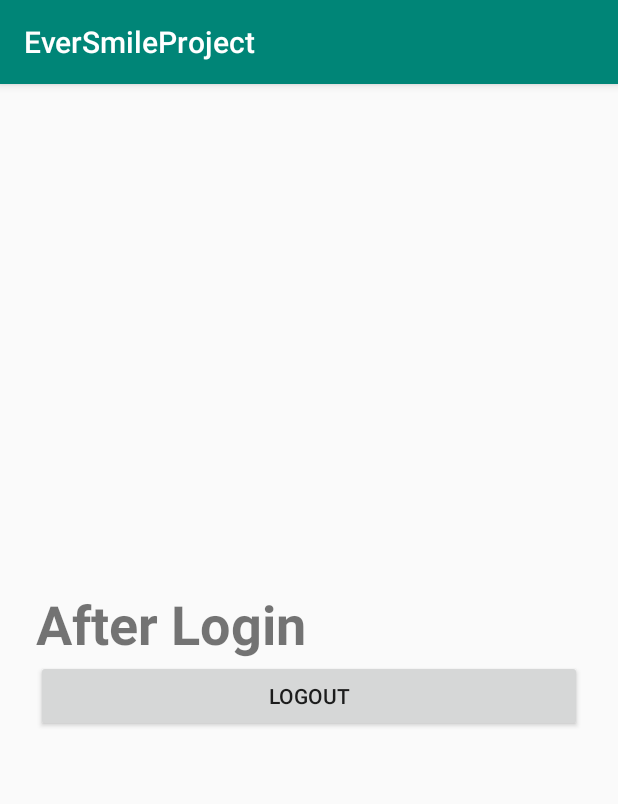
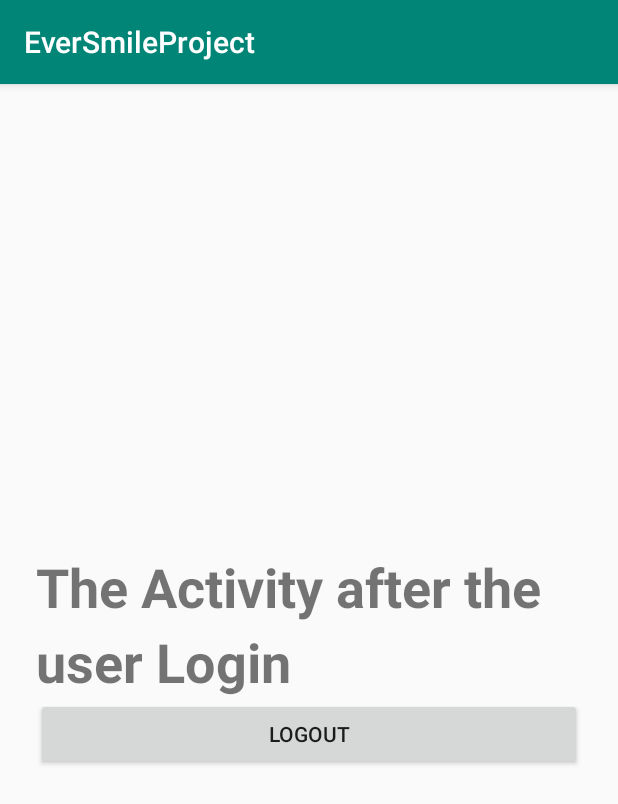
Before and after one commit to zain18/Android-App, an Android app: the screen it shows after launch once a user with an empty profile is signed in (MainActivity), on a phone screen of 412 x 824 dp. Shown: the top 804 px of the screen. Run offline under Robolectric (Android 15) with nearby library versions, the phone set to English and light mode, and no system bars; our stand-ins replace Firebase (no records; nobody signed in at launch, a user with empty details on screens opened directly).

Commit message:
updated code

```diff
--- a/app/build.gradle
+++ b/app/build.gradle
@@ -27,7 +27,9 @@ dependencies {
     implementation 'com.google.firebase:firebase-auth:16.0.1'
     implementation 'com.google.firebase:firebase-database:16.0.1'
     implementation 'com.google.android.gms:play-services-auth:15.0.1'
+    implementation 'com.firebase:firebase-client-android:2.4.0'
     implementation 'com.android.support.constraint:constraint-layout:1.1.3'
+    implementation 'com.google.firebase:firebase-messaging:12.0.1'
     testImplementation 'junit:junit:4.12'
     androidTestImplementation 'com.android.support.test:runner:1.0.2'
     androidTestImplementation 'com.android.support.test.espresso:espresso-core:3.0.2'
--- a/app/src/main/AndroidManifest.xml
+++ b/app/src/main/AndroidManifest.xml
@@ -15,6 +15,8 @@
         android:roundIcon="@mipmap/ic_launcher"
         android:supportsRtl="true"
         android:theme="@style/AppTheme">
+        android:name=".EverSmileProject">
+
 
         <activity android:name=".signup_activity"></activity>
         <activity android:name=".signin" />
--- a/app/src/main/java/com/example/eversmileproject/MainActivity.java
+++ b/app/src/main/java/com/example/eversmileproject/MainActivity.java
@@ -8,8 +8,6 @@ import android.view.View;
 import android.widget.Button;
 import com.google.firebase.auth.FirebaseAuth;
 
-
-// test 22
 
 public class MainActivity extends AppCompatActivity {
 
@@ -43,4 +41,3 @@ public class MainActivity extends AppCompatActivity {
         });
     }
 }
-// this is a test
--- a/app/src/main/res/layout/activity_main.xml
+++ b/app/src/main/res/layout/activity_main.xml
@@ -7,17 +7,18 @@
     android:orientation="vertical"
     android:padding="24dp"
     tools:context=".MainActivity">
+
     <TextView
         android:id="@+id/textView"
         android:layout_width="match_parent"
         android:layout_height="wrap_content"
         android:lineSpacingExtra="8sp"
-        android:text="After Login "
+        android:text="@string/the_activity_after_the_user_login"
         android:textSize="36sp"
         android:textStyle="bold" />
     <Button
         android:id="@+id/signout"
         android:layout_width="match_parent"
         android:layout_height="wrap_content"
-        android:text="LogOut" />
+        android:text="@string/logout" />
 </LinearLayout>
--- a/app/src/main/res/layout/activity_signin.xml
+++ b/app/src/main/res/layout/activity_signin.xml
@@ -10,7 +10,7 @@
         android:layout_height="match_parent"
         android:gravity="center"
         android:orientation="vertical"
-        android:padding="2dp"
+        android:padding="20dp"
         tools:context=".singin_activity">
 
         <ImageView
--- a/app/src/main/res/values/strings.xml
+++ b/app/src/main/res/values/strings.xml
@@ -6,5 +6,7 @@
     <string name="login">Log In</string>
     <string name="create_a_new_account">Create a new account</string>
     <string name="image">eversmile</string>
+    <string name="logout">LogOut</string>
+    <string name="the_activity_after_the_user_login">The Activity after the user Login</string>
 
 </resources>
```
Also changed, not shown: app/src/main/java/com/example/eversmileproject/signin.java (+3 -4 lines).
